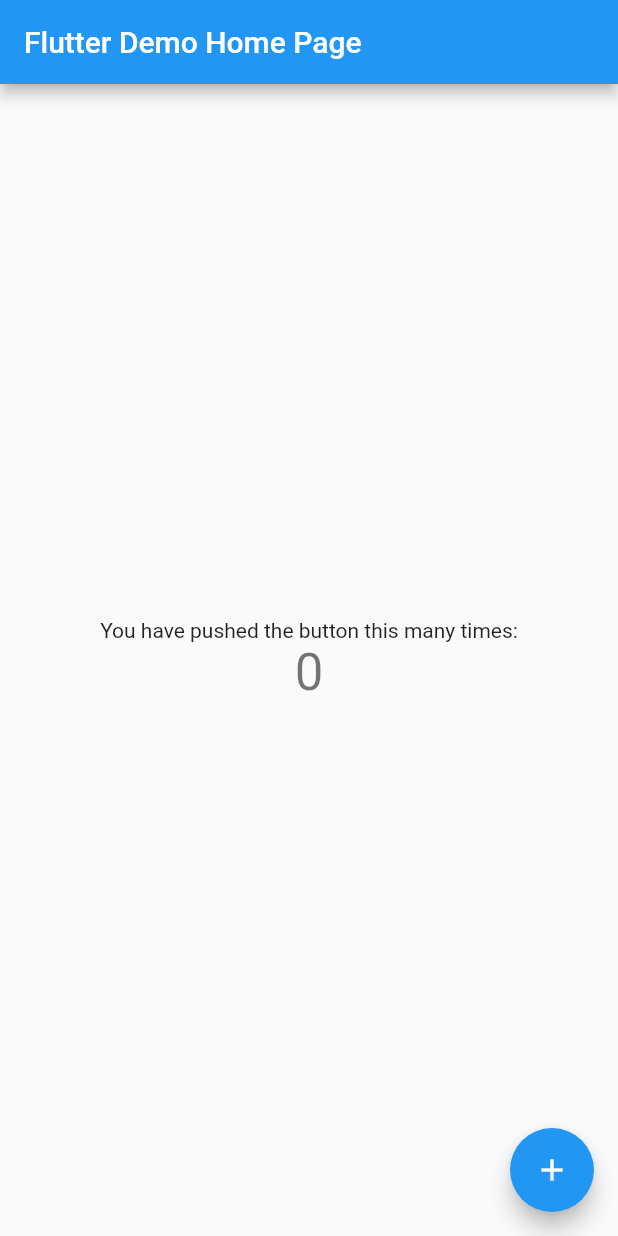
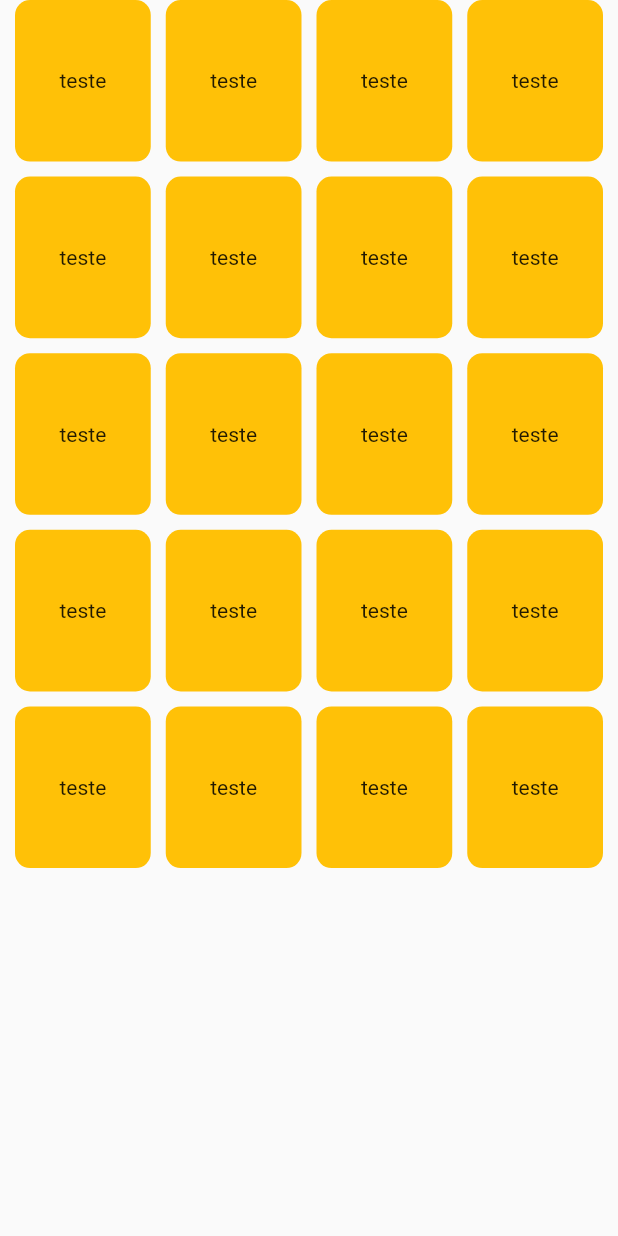
Before and after one commit to MatheusCCarmo/card_memory_game, a Flutter app: the screen it shows after launch, on a phone screen of 412 x 824 dp. Run offline on Flutter 3.47's test engine with Material 2 defaults, Android fonts, the phone set to English and light mode, and no system bars; our stand-ins replace mobx; generated files the repository leaves out were written again.

Commit message:
add mobx and display cards

```diff
--- /dev/null
+++ b/lib/controllers/game_controller.dart
@@ -0,0 +1,13 @@
+import 'package:card_memory_game/models/card_model.dart';
+import 'package:mobx/mobx.dart';
+part 'game_controller.g.dart';
+
+class GameController = _GameController with _$GameController;
+
+abstract class _GameController with Store {
+  @observable
+  List<CardModel> cards = List.generate(
+    20,
+    (index) => CardModel(),
+  );
+}
--- a/lib/main.dart
+++ b/lib/main.dart
@@ -1,3 +1,4 @@
+import 'package:card_memory_game/pages/game_page.dart';
 import 'package:flutter/material.dart';
 
 void main() {
@@ -9,105 +10,14 @@
   @override
   Widget build(BuildContext context) {
     return MaterialApp(
+      debugShowCheckedModeBanner: false,
       title: 'Flutter Demo',
       theme: ThemeData(
-        // This is the theme of your application.
-        //
-        // Try running your application with "flutter run". You'll see the
-        // application has a blue toolbar. Then, without quitting the app, try
-        // changing the primarySwatch below to Colors.green and then invoke
-        // "hot reload" (press "r" in the console where you ran "flutter run",
-        // or simply save your changes to "hot reload" in a Flutter IDE).
-        // Notice that the counter didn't reset back to zero; the application
-        // is not restarted.
         primarySwatch: Colors.blue,
       ),
-      home: MyHomePage(title: 'Flutter Demo Home Page'),
+      home: SafeArea(
+        child: GamePage(),
+      ),
     );
   }
 }
-
-class MyHomePage extends StatefulWidget {
-  MyHomePage({Key? key, required this.title}) : super(key: key);
-
-  // This widget is the home page of your application. It is stateful, meaning
-  // that it has a State object (defined below) that contains fields that affect
-  // how it looks.
-
-  // This class is the configuration for the state. It holds the values (in this
-  // case the title) provided by the parent (in this case the App widget) and
-  // used by the build method of the State. Fields in a Widget subclass are
-  // always marked "final".
-
-  final String title;
-
-  @override
-  _MyHomePageState createState() => _MyHomePageState();
-}
-
-class _MyHomePageState extends State<MyHomePage> {
-  int _counter = 0;
-
-  void _incrementCounter() {
-    setState(() {
-      // This call to setState tells the Flutter framework that something has
-      // changed in this State, which causes it to rerun the build method below
-      // so that the display can reflect the updated values. If we changed
-      // _counter without calling setState(), then the build method would not be
-      // called again, and so nothing would appear to happen.
-      _counter++;
-    });
-  }
-
-  @override
-  Widget build(BuildContext context) {
-    // This method is rerun every time setState is called, for instance as done
-    // by the _incrementCounter method above.
-    //
-    // The Flutter framework has been optimized to make rerunning build methods
-    // fast, so that you can just rebuild anything that needs updating rather
-    // than having to individually change instances of widgets.
-    return Scaffold(
-      appBar: AppBar(
-        // Here we take the value from the MyHomePage object that was created by
-        // the App.build method, and use it to set our appbar title.
-        title: Text(widget.title),
-      ),
-      body: Center(
-        // Center is a layout widget. It takes a single child and positions it
-        // in the middle of the parent.
-        child: Column(
-          // Column is also a layout widget. It takes a list of children and
-          // arranges them vertically. By default, it sizes itself to fit its
-          // children horizontally, and tries to be as tall as its parent.
-          //
-          // Invoke "debug painting" (press "p" in the console, choose the
-          // "Toggle Debug Paint" action from the Flutter Inspector in Android
-          // Studio, or the "Toggle Debug Paint" command in Visual Studio Code)
-          // to see the wireframe for each widget.
-          //
-          // Column has various properties to control how it sizes itself and
-          // how it positions its children. Here we use mainAxisAlignment to
-          // center the children vertically; the main axis here is the vertical
-          // axis because Columns are vertical (the cross axis would be
-          // horizontal).
-          mainAxisAlignment: MainAxisAlignment.center,
-          children: <Widget>[
-            Text(
-              'You have pushed the button this many times:',
-            ),
-            Text(
-              '$_counter',
-              style: Theme.of(context).textTheme.headline4,
-            ),
-          ],
-        ),
-      ),
-      floatingActionButton: FloatingActionButton(
-        onPressed: _incrementCounter,
-        tooltip: 'Increment',
-        child: Icon(Icons.add),
-      ), // This trailing comma makes auto-formatting nicer for build methods.
-    );
-  }
-}
--- /dev/null
+++ b/lib/models/card_model.dart
@@ -0,0 +1,18 @@
+import 'package:mobx/mobx.dart';
+part 'card_model.g.dart';
+
+class CardModel = _CardModel with _$CardModel;
+
+abstract class _CardModel with Store {
+  @observable
+  String? imgUrl;
+
+  @observable
+  bool isTurned = false;
+
+  @action
+  setImgUrl(String url) => imgUrl = url;
+
+  @action
+  setIsTurned(bool value) => isTurned = value;
+}
--- /dev/null
+++ b/lib/pages/game_page.dart
@@ -0,0 +1,13 @@
+import 'package:card_memory_game/widgetss/game/game_cards.dart';
+import 'package:flutter/material.dart';
+
+class GamePage extends StatelessWidget {
+  const GamePage({Key? key}) : super(key: key);
+
+  @override
+  Widget build(BuildContext context) {
+    return Scaffold(
+      body: GameCards(),
+    );
+  }
+}
--- /dev/null
+++ b/lib/widgetss/game/card_widget.dart
@@ -0,0 +1,30 @@
+import 'package:card_memory_game/models/card_model.dart';
+import 'package:flutter/material.dart';
+
+class CardWidget extends StatelessWidget {
+  final CardModel cardModel;
+
+  CardWidget({Key? key, required this.cardModel}) : super(key: key);
+
+  @override
+  Widget build(BuildContext context) {
+    return GestureDetector(
+      onTap: () {
+        // cardModel.isTurned = true;
+        print('vira carta');
+      },
+      child: AnimatedContainer(
+        duration: Duration(seconds: 4),
+        decoration: BoxDecoration(
+          color: Colors.amber,
+          borderRadius: BorderRadius.circular(10),
+        ),
+        child: GridTile(
+          child: Center(
+            child: Text('teste'),
+          ),
+        ),
+      ),
+    );
+  }
+}
--- /dev/null
+++ b/lib/widgetss/game/game_cards.dart
@@ -0,0 +1,24 @@
+import 'package:card_memory_game/controllers/game_controller.dart';
+import 'package:card_memory_game/widgetss/game/card_widget.dart';
+import 'package:flutter/material.dart';
+
+class GameCards extends StatelessWidget {
+  GameCards({Key? key}) : super(key: key);
+
+  var gameController = GameController();
+
+  @override
+  Widget build(BuildContext context) {
+    return Container(
+      padding: EdgeInsets.symmetric(horizontal: 10),
+      child: GridView.count(
+        crossAxisCount: 4,
+        mainAxisSpacing: 10,
+        crossAxisSpacing: 10,
+        childAspectRatio: 0.84,
+        children:
+            gameController.cards.map((e) => CardWidget(cardModel: e)).toList(),
+      ),
+    );
+  }
+}
--- a/pubspec.yaml
+++ b/pubspec.yaml
@@ -23,6 +23,8 @@
 dependencies:
   flutter:
     sdk: flutter
+  mobx: ^2.0.1
+  flutter_mobx: ^2.0.0
 
 
   # The following adds the Cupertino Icons font to your application.
@@ -32,6 +34,8 @@
 dev_dependencies:
   flutter_test:
     sdk: flutter
+  mobx_codegen:
+  build_runner:
 
 # For information on the generic Dart part of this file, see the
 # following page: https://dart.dev/tools/pub/pubspec
```
Also changed, not shown: lib/controllers/game_controller.g.dart (added), lib/models/card_model.g.dart (added), pubspec.lock.
